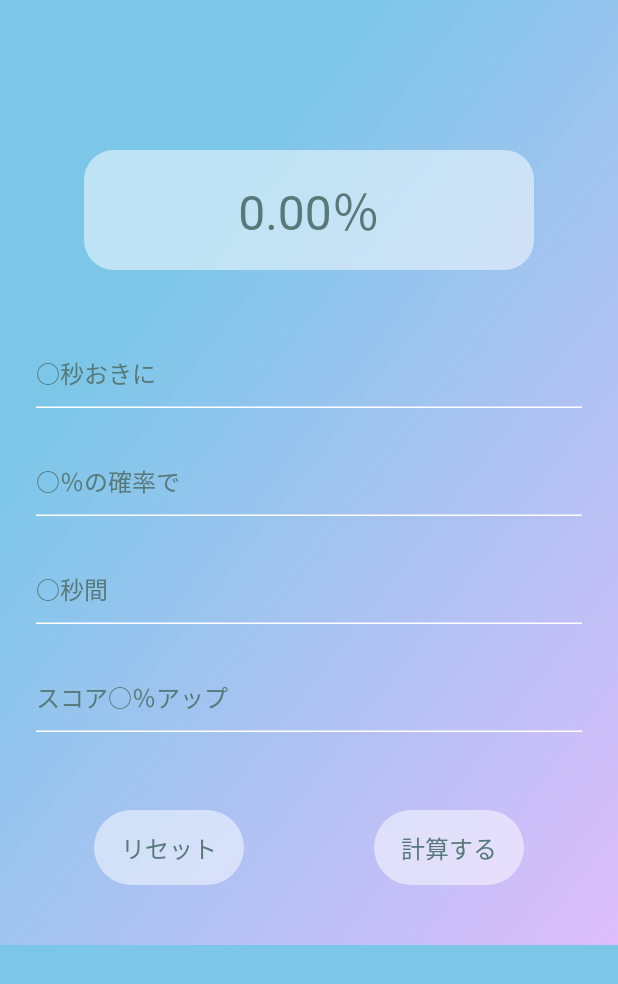
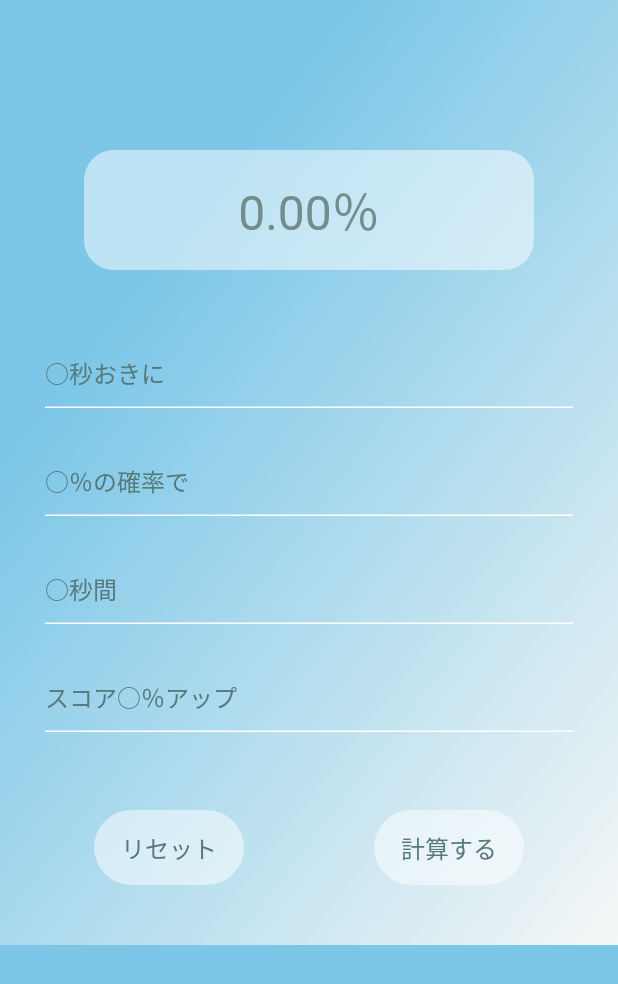
Before and after one commit to rerelurelu/UOA-EV-calculator, a Flutter app: the screen it shows after launch, on a phone screen of 412 x 824 dp. Shown: the top 984 px of the screen. Run offline on Flutter 3.47's test engine with Material 2 defaults, Android fonts, the phone set to English and light mode, and no system bars; drawn by our look-alikes of keyboard_actions; our stand-ins replace flutter_riverpod.

Commit message:
🎨 layout: Update

```diff
--- a/lib/main.dart
+++ b/lib/main.dart
@@ -20,7 +20,7 @@ class MyApp extends StatelessWidget {
         inputDecorationTheme: InputDecorationTheme(
           focusedBorder: UnderlineInputBorder(
             borderSide: BorderSide(
-              color: Colors.cyanAccent.shade200,
+              color: Color(0xff67b7b2),
             ),
           ),
           enabledBorder: UnderlineInputBorder(
--- a/lib/view/main_page.dart
+++ b/lib/view/main_page.dart
@@ -8,6 +8,8 @@ class MainPage extends StatelessWidget {
   final double btnHeight = 50.0;
   final double btnWidth = 100.0;
   final double btnFontSize = 16.0;
+  final double formVertical = 12.0;
+  final double formHorizontal = 30.0;
   final Color textColor = Color(0xff577979);
   final Color formTextColor = Colors.white;
 
@@ -32,7 +34,7 @@ class MainPage extends StatelessWidget {
           gradient: LinearGradient(
             colors: [
               Color(0xff7cc7e8),
-              Color(0xffDDBDFC),
+              Color(0xffF5F7F6),
             ],
             begin: Alignment.centerLeft,
             end: Alignment.bottomRight,
@@ -59,7 +61,7 @@ class MainPage extends StatelessWidget {
                           child: Text(
                             watch(expectedValueProvider).exvalue + '％',
                             style: TextStyle(
-                              color: textColor,
+                              color: Color(0xff738c8c),
                               fontSize: 32,
                             ),
                           ),
@@ -68,9 +70,9 @@ class MainPage extends StatelessWidget {
                     }),
                     SizedBox(height: 32),
                     Padding(
-                      padding: const EdgeInsets.symmetric(
-                        vertical: 12.0,
-                        horizontal: 24.0,
+                      padding: EdgeInsets.symmetric(
+                        vertical: formVertical,
+                        horizontal: formHorizontal,
                       ),
                       child: TextFormField(
                         keyboardType: TextInputType.number,
@@ -83,9 +85,9 @@ class MainPage extends StatelessWidget {
                       ),
                     ),
                     Padding(
-                      padding: const EdgeInsets.symmetric(
-                        vertical: 12.0,
-                        horizontal: 24.0,
+                      padding: EdgeInsets.symmetric(
+                        vertical: formVertical,
+                        horizontal: formHorizontal,
                       ),
                       child: TextFormField(
                         keyboardType: TextInputType.number,
@@ -98,9 +100,9 @@ class MainPage extends StatelessWidget {
                       ),
                     ),
                     Padding(
-                      padding: const EdgeInsets.symmetric(
-                        vertical: 12.0,
-                        horizontal: 24.0,
+                      padding: EdgeInsets.symmetric(
+                        vertical: formVertical,
+                        horizontal: formHorizontal,
                       ),
                       child: TextFormField(
                         keyboardType: TextInputType.number,
@@ -113,9 +115,9 @@ class MainPage extends StatelessWidget {
                       ),
                     ),
                     Padding(
-                      padding: const EdgeInsets.symmetric(
-                        vertical: 12.0,
-                        horizontal: 24.0,
+                      padding: EdgeInsets.symmetric(
+                        vertical: formVertical,
+                        horizontal: formHorizontal,
                       ),
                       child: TextFormField(
                         keyboardType: TextInputType.number,
```
